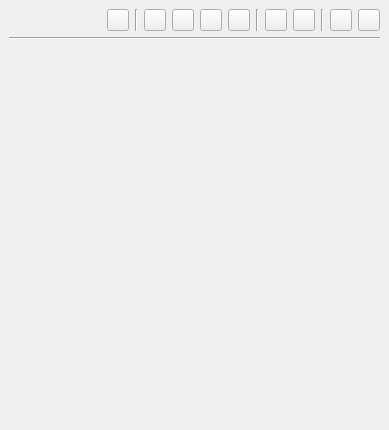
Above: src/mainui/sidebar/sidebarwidget.ui from KDE/conquirere before the change. Below: the same form after it.
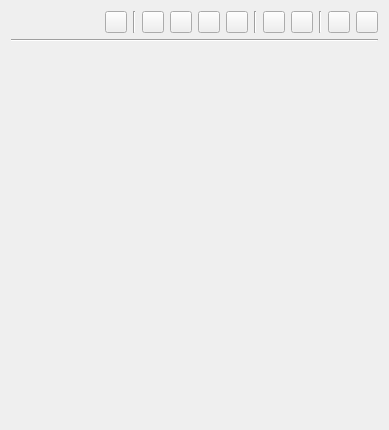
That is the form after the change.

Commit message: Refactor ui. Replace QDockWidgets by QSplitter. Add buttons to easily switch between Document centric or project centric view

```diff
--- a/src/mainui/sidebar/sidebarwidget.ui
+++ b/src/mainui/sidebar/sidebarwidget.ui
@@ -1,7 +1,7 @@
 <?xml version="1.0" encoding="UTF-8"?>
 <ui version="4.0">
  <class>DockWidget</class>
- <widget class="QDockWidget" name="DockWidget">
+ <widget class="QWidget" name="DockWidget">
   <property name="geometry">
    <rect>
     <x>0</x>
@@ -10,13 +10,9 @@
     <height>430</height>
    </rect>
   </property>
-  <property name="allowedAreas">
-   <set>Qt::LeftDockWidgetArea|Qt::RightDockWidgetArea</set>
-  </property>
   <property name="windowTitle">
    <string>Properties</string>
   </property>
-  <widget class="QWidget" name="dockWidgetContents">
    <layout class="QVBoxLayout" name="verticalLayout">
     <item>
      <layout class="QHBoxLayout" name="horizontalLayout">
@@ -334,13 +330,12 @@
       <property name="sizeHint" stdset="0">
        <size>
         <width>20</width>
-        <height>40</height>
+       <height>370</height>
        </size>
       </property>
      </spacer>
     </item>
    </layout>
-  </widget>
  </widget>
  <resources/>
  <connections>
```
Lines whose indentation alone changed are shown as unchanged. The commit also changes 14 other files.
